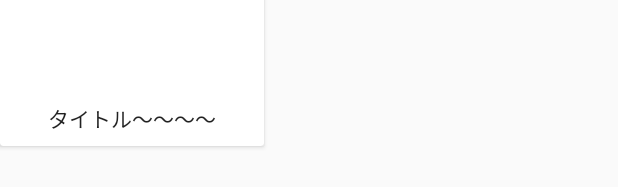
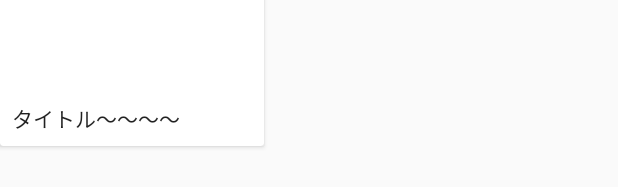
Before and after one commit to takuji31/epoxy-example, an Android app: the layout recycler_item_entry.xml on its own in the app's theme, with its tools: preview values and no code run, on a phone screen of 412 x 824 dp. Shown: the part 150-337 px from the top of the screen. Run offline under Robolectric (Android 15) with nearby library versions, the phone set to English and light mode, and no system bars.

Commit message:
fix layout

```diff
--- a/app/src/main/res/layout/recycler_item_entry.xml
+++ b/app/src/main/res/layout/recycler_item_entry.xml
@@ -34,13 +34,14 @@
 
             <TextView
                 android:id="@+id/titleTextView"
-                android:layout_width="match_parent"
+                android:layout_width="0dp"
                 android:layout_height="wrap_content"
                 android:lines="1"
                 android:maxLines="1"
                 android:textAppearance="@style/TextAppearance.AppCompat.Body1"
                 android:text="@{entry.title}"
                 android:ellipsize="end"
+                app:layout_constraintHorizontal_bias="0.0"
                 app:layout_constraintBottom_toBottomOf="parent"
                 app:layout_constraintEnd_toEndOf="parent"
                 app:layout_constraintStart_toStartOf="parent"
```
